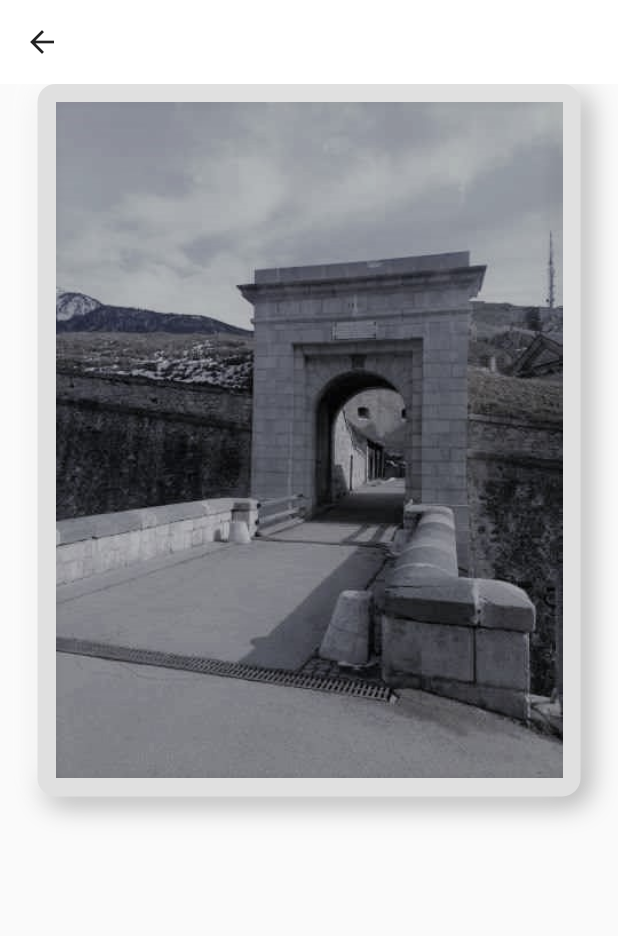
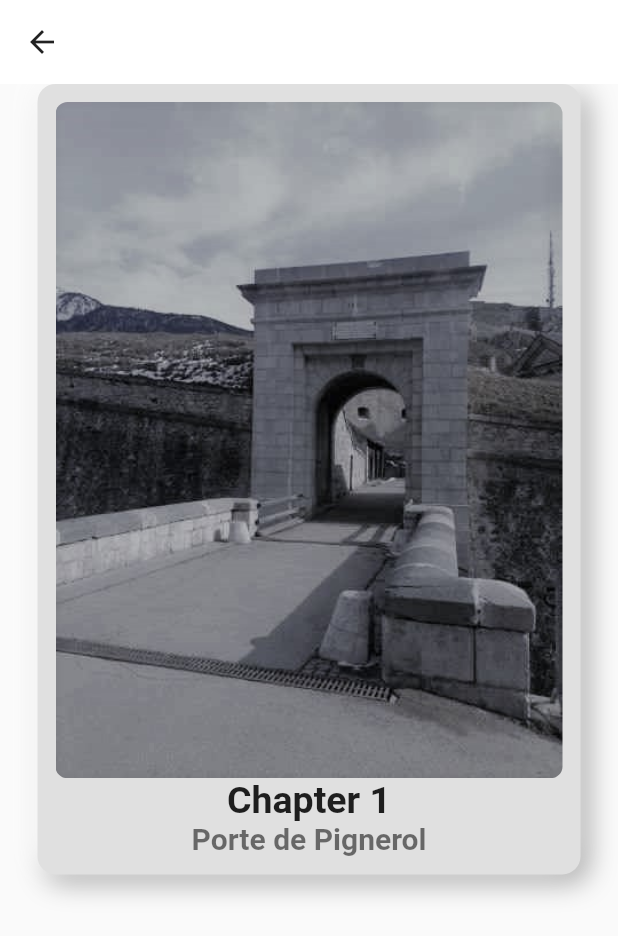
Before and after one commit to revyrob/briancon_fantomes_app, a Flutter app: the DetailsScreen screen opened directly with sample values from the repository, on a phone screen of 412 x 824 dp. Shown: the top 936 px of the screen. Run offline on Flutter 3.47's test engine with Material 2 defaults, Android fonts, the phone set to English and light mode, and no system bars.

Commit message:
adding the text to the neoBox card within the details file

```diff
--- a/lib/screens/details.dart
+++ b/lib/screens/details.dart
@@ -27,7 +27,29 @@ class _DetailsScreenState extends State<DetailsScreen> {
           padding: const EdgeInsets.symmetric(horizontal: 25),
           child: Column(
             children: [
-              NeuBox(child: Image.asset(widget.data.imageName)),
+              //child with image
+              NeuBox(
+                  child: Column(
+                children: [
+                  ClipRRect(
+                      borderRadius: BorderRadius.circular(8),
+                      child: Image.asset(widget.data.imageName)),
+                  Text(
+                    widget.data.title,
+                    style: const TextStyle(
+                        color: Colors.black87,
+                        fontSize: 25,
+                        fontWeight: FontWeight.bold),
+                  ),
+                  Text(
+                    widget.data.location,
+                    style: const TextStyle(
+                        color: Colors.black54,
+                        fontSize: 20,
+                        fontWeight: FontWeight.bold),
+                  ),
+                ],
+              )),
             ],
           ),
         ))
```
